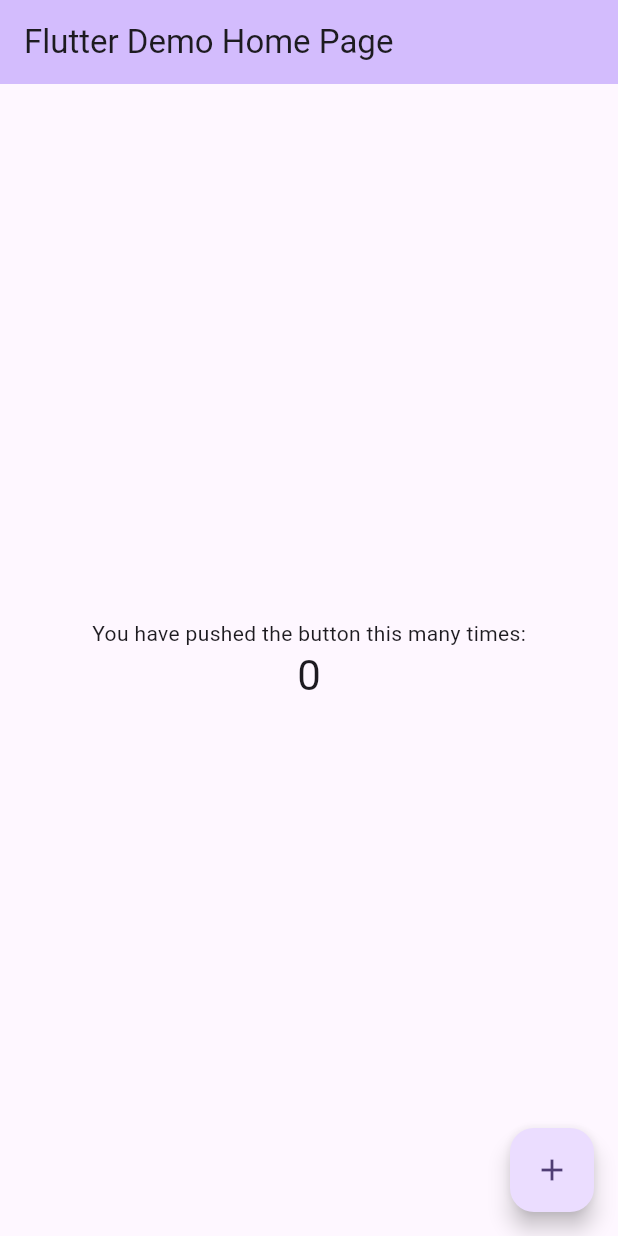
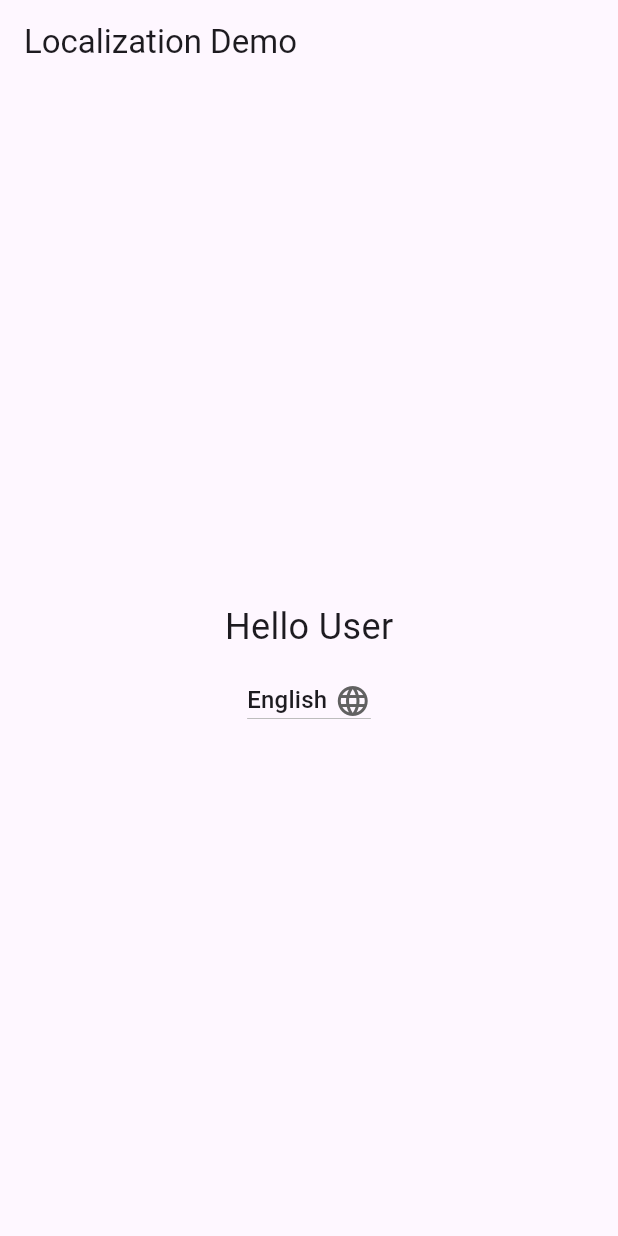
Before and after one commit to dit0mad/bloc_localization_demo, a Flutter app: the screen it shows after launch, on a phone screen of 412 x 824 dp. Run offline on Flutter 3.47's test engine with Material 3 defaults, Android fonts, the phone set to English and light mode, and no system bars; our stand-ins replace flutter_bloc, shared_preferences; statements that could not run were skipped.

Commit message:
Refactor structure

```diff
--- /dev/null
+++ b/lib/blocs/l10n_bloc/action.dart
@@ -0,0 +1,22 @@
+import 'package:localization_demo/blocs/l10n_bloc/models/language_model.dart';
+
+abstract class BaseLanguageAction {
+  const BaseLanguageAction();
+}
+
+class ChangeLanguageAction extends BaseLanguageAction {
+  final LanguageModel language;
+  const ChangeLanguageAction({required this.language});
+}
+
+class InitializeLanguageAction extends BaseLanguageAction {
+  const InitializeLanguageAction();
+}
+
+class LoadSavedLangauage extends BaseLanguageAction {
+  const LoadSavedLangauage();
+}
+
+class RecoverFromErrorAction extends BaseLanguageAction {
+  const RecoverFromErrorAction();
+}
--- a/lib/blocs/l10n_bloc/bloc.dart
+++ b/lib/blocs/l10n_bloc/bloc.dart
@@ -1,6 +1,6 @@
 import 'package:flutter_bloc/flutter_bloc.dart';
-import 'package:localization_demo/blocs/l10n_bloc/actions/action.dart';
-import 'package:localization_demo/blocs/l10n_bloc/states/state.dart';
+import 'package:localization_demo/blocs/l10n_bloc/action.dart';
+import 'package:localization_demo/blocs/l10n_bloc/state.dart';
 import 'package:localization_demo/repository/language_repo.dart';
 
 class LanguageBloc extends Bloc<BaseLanguageAction, LanguageState> {
@@ -10,22 +10,62 @@ class LanguageBloc extends Bloc<BaseLanguageAction, LanguageState> {
   }) : super(
           LanguageState.initial(),
         ) {
-    on<ChangeLanguageAction>((event, emit) {
-      final languageWanted = event.language;
+    on<ChangeLanguageAction>((event, emit) async {
+      try {
+        final languageWanted = event.language;
 
-      final nextState = state.copyWith(
-        currentLanguage: languageWanted,
-        status: LanguageStatus.initialized,
-      );
+        final nextState = state.copyWith(
+          currentLanguage: languageWanted,
+        );
 
-      emit(nextState);
+        emit(nextState);
+
+        await saveLanguage(languageWanted.code, emit);
+      } catch (e) {
+        handleError(emit);
+      }
     });
 
-    on<LoadSavedLangauage>((event, emit) {
-      //get repo
+    on<LoadSavedLangauage>((event, emit) async {
+      try {
+        final savedLanguage = await repo.getSavedLanguage();
 
-      try {} catch (e) {
-        emit(LanguageState.initial());
+        final nextState = state.copyWith(
+          currentLanguage: savedLanguage,
+        );
+
+        emit(nextState);
+      } catch (e) {
+        handleError(emit);
+      }
+    });
+
+    on<RecoverFromErrorAction>((event, emit) {
+      emit(state.copyWith(
+        status: LanguageStatus.initialized,
+      ));
+    });
+  }
+
+  Future<void> saveLanguage(
+      String languageCode, Emitter<LanguageState> emit) async {
+    try {
+      await repo.saveLanguage(languageCode);
+    } catch (e) {
+      handleError(emit);
+    }
+  }
+
+  Future<void> handleError(Emitter<LanguageState> emit) async {
+    final nextState = state.copyWith(
+      status: LanguageStatus.error,
+    );
+
+    emit(nextState);
+
+    await Future.delayed(const Duration(seconds: 2)).then((_) {
+      if (!isClosed) {
+        add(const RecoverFromErrorAction());
       }
     });
   }
--- a/lib/blocs/l10n_bloc/model/language_model.dart
+++ b/lib/blocs/l10n_bloc/models/language_model.dart
@@ -1,3 +1,5 @@
+import 'dart:ui';
+
 class LanguageModel {
   final String code;
   final String name;
@@ -15,4 +17,6 @@ class LanguageModel {
       name: 'Spanish',
     ),
   ];
+
+  Locale get locale => Locale(code);
 }
--- a/lib/blocs/l10n_bloc/states/state.dart
+++ b/lib/blocs/l10n_bloc/state.dart
@@ -1,4 +1,4 @@
-import 'package:localization_demo/blocs/l10n_bloc/model/language_model.dart';
+import 'package:localization_demo/blocs/l10n_bloc/models/language_model.dart';
 
 //lets define our states
 
--- a/lib/main.dart
+++ b/lib/main.dart
@@ -1,86 +1,6 @@
 import 'package:flutter/material.dart';
+import 'package:localization_demo/presentation/app/dependencies.dart';
 
 void main() {
-  runApp(const MyApp());
+  runApp(const AppDependencies());
 }
-
-class BlockProviders extends StatelessWidget {
-  const BlockProviders({super.key});
-
-  @override
-  Widget build(BuildContext context) {
-    return const Placeholder();
-  }
-}
-
-class MyApp extends StatelessWidget {
-  const MyApp({super.key});
-
-  // This widget is the root of your application.
-  @override
-  Widget build(BuildContext context) {
-    return MaterialApp(
-      title: 'Flutter Demo',
-      theme: ThemeData(
-        colorScheme: ColorScheme.fromSeed(seedColor: Colors.deepPurple),
-        useMaterial3: true,
-      ),
-      home: const MyHomePage(title: 'Flutter Demo Home Page'),
-    );
-  }
-}
-
-class MyHomePage extends StatefulWidget {
-  const MyHomePage({super.key, required this.title});
-
-  final String title;
-
-  @override
-  State<MyHomePage> createState() => _MyHomePageState();
-}
-
-class _MyHomePageState extends State<MyHomePage> {
-  int _counter = 0;
-
-  void _incrementCounter() {
-    setState(() {
-      _counter++;
-    });
-  }
-
-  @override
-  Widget build(BuildContext context) {
-    return Scaffold(
-      appBar: AppBar(
-        // TRY THIS: Try changing the color here to a specific color (to
-        // Colors.amber, perhaps?) and trigger a hot reload to see the AppBar
-        // change color while the other colors stay the same.
-        backgroundColor: Theme.of(context).colorScheme.inversePrimary,
-        // Here we take the value from the MyHomePage object that was created by
-        // the App.build method, and use it to set our appbar title.
-        title: Text(widget.title),
-      ),
-      body: Center(
-        // Center is a layout widget. It takes a single child and positions it
-        // in the middle of the parent.
-        child: Column(
-          mainAxisAlignment: MainAxisAlignment.center,
-          children: <Widget>[
-            const Text(
-              'You have pushed the button this many times:',
-            ),
-            Text(
-              '$_counter',
-              style: Theme.of(context).textTheme.headlineMedium,
-            ),
-          ],
-        ),
-      ),
-      floatingActionButton: FloatingActionButton(
-        onPressed: _incrementCounter,
-        tooltip: 'Increment',
-        child: const Icon(Icons.add),
-      ), // This trailing comma makes auto-formatting nicer for build methods.
-    );
-  }
-}
--- /dev/null
+++ b/lib/presentation/app/app.dart
@@ -0,0 +1,47 @@
+// lib/presentation/app/app_dependencies.dart
+import 'package:flutter/material.dart';
+import 'package:flutter_bloc/flutter_bloc.dart';
+import 'package:localization_demo/blocs/l10n_bloc/bloc.dart';
+import 'package:localization_demo/blocs/l10n_bloc/state.dart';
+import 'package:localization_demo/l10n/app_localizations.dart';
+import 'package:localization_demo/presentation/screens/home.dart';
+
+class MyApp extends StatelessWidget {
+  const MyApp({super.key});
+
+  @override
+  Widget build(BuildContext context) {
+    return BlocBuilder<LanguageBloc, LanguageState>(
+      builder: (context, state) {
+        if (state.status == LanguageStatus.initial) {
+          return const MaterialApp(
+            home: Scaffold(
+              body: Center(
+                child: CircularProgressIndicator(),
+              ),
+            ),
+          );
+        }
+
+        if (state.status == LanguageStatus.error) {
+          return MaterialApp(
+            home: Scaffold(
+              appBar: AppBar(
+                title: const Text('Error'),
+              ),
+              body: const Center(
+                child: Text('Failed to load localization'),
+              ),
+            ),
+          );
+        }
+        return MaterialApp(
+          locale: state.currentLanguage.locale,
+          supportedLocales: AppLocalizations.supportedLocales,
+          localizationsDelegates: AppLocalizations.localizationsDelegates,
+          home: const MyHomePage(),
+        );
+      },
+    );
+  }
+}
--- /dev/null
+++ b/lib/presentation/app/dependencies.dart
@@ -0,0 +1,31 @@
+import 'package:flutter/widgets.dart';
+import 'package:flutter_bloc/flutter_bloc.dart';
+import 'package:localization_demo/blocs/l10n_bloc/action.dart';
+import 'package:localization_demo/blocs/l10n_bloc/bloc.dart';
+import 'package:localization_demo/repository/language_repo.dart';
+import 'package:localization_demo/presentation/app/app.dart';
+
+class AppDependencies extends StatelessWidget {
+  const AppDependencies({super.key});
+
+  @override
+  Widget build(BuildContext context) {
+    return MultiRepositoryProvider(
+      providers: [
+        RepositoryProvider<LanguageRepository>(
+          create: (_) => LanguageRepository(),
+        ),
+      ],
+      child: MultiBlocProvider(
+        providers: [
+          BlocProvider<LanguageBloc>(
+            create: (context) => LanguageBloc(
+              repo: context.read<LanguageRepository>(),
+            )..add(const LoadSavedLangauage()),
+          ),
+        ],
+        child: const MyApp(),
+      ),
+    );
+  }
+}
--- /dev/null
+++ b/lib/presentation/screens/home.dart
@@ -0,0 +1,54 @@
+import 'package:flutter/material.dart';
+import 'package:flutter_bloc/flutter_bloc.dart';
+import 'package:localization_demo/blocs/l10n_bloc/action.dart';
+import 'package:localization_demo/blocs/l10n_bloc/bloc.dart';
+import 'package:localization_demo/blocs/l10n_bloc/models/language_model.dart';
+import 'package:localization_demo/l10n/app_localizations.dart';
+
+class MyHomePage extends StatelessWidget {
+  const MyHomePage({super.key});
+
+  @override
+  Widget build(BuildContext context) {
+    final bloc = context.read<LanguageBloc>();
+    final currentLanguage = context.watch<LanguageBloc>().state.currentLanguage;
+
+
+    return Scaffold(
+      appBar: AppBar(
+        title: Text(AppLocalizations.of(context)!.appTitle),
+      ),
+      body: Center(
+        child: Column(
+          mainAxisAlignment: MainAxisAlignment.center,
+          children: <Widget>[
+            Text(
+              AppLocalizations.of(context)!.helloUser,
+              style: const TextStyle(fontSize: 24),
+            ),
+            const SizedBox(height: 20),
+            DropdownButton<LanguageModel>(
+              icon: const Icon(Icons.language),
+              isDense: true,
+              value: currentLanguage,
+              alignment: Alignment.centerLeft,
+              isExpanded: false,
+              menuMaxHeight: 300,
+              onChanged: (LanguageModel? newLanguage) {
+                if (newLanguage != null) {
+                  bloc.add(ChangeLanguageAction(language: newLanguage));
+                }
+              },
+              items: LanguageModel.supportedLanguages.map((lang) {
+                return DropdownMenuItem(
+                  value: lang,
+                  child: Text(lang.name),
+                );
+              }).toList(),
+            ),
+          ],
+        ),
+      ),
+    );
+  }
+}
```
Also changed, not shown: lib/blocs/l10n_bloc/actions/action.dart (deleted, +0 -23 lines).
